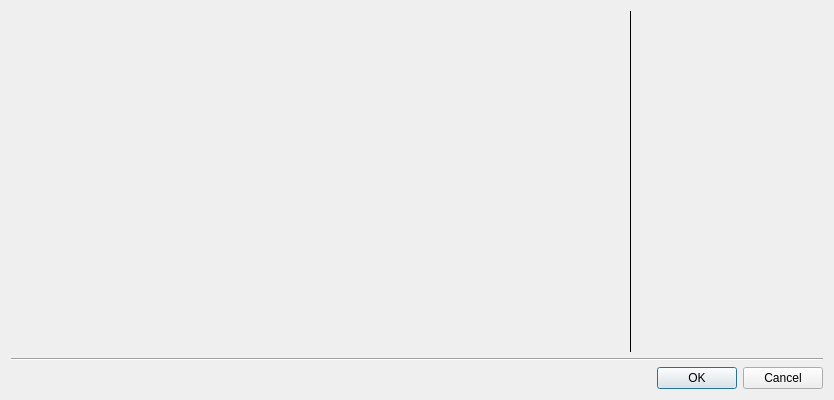
This is client/libclient/src/ui/dialogs/resource_selection_dialog.ui in networkoptix/nx_open as Qt 5 draws it before an edit. The edited form follows.
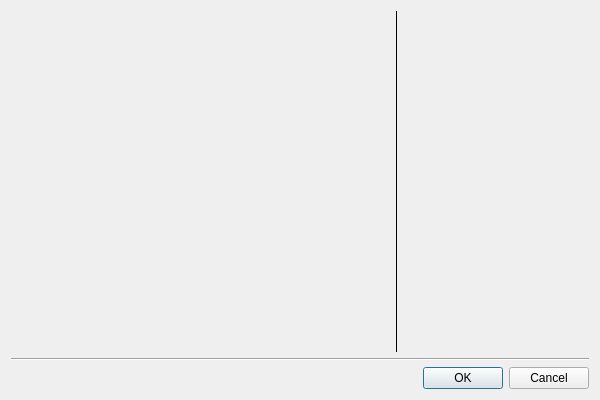
This is the edited form. Custom widgets are drawn as their Qt base class.

Commit message:
VMS-4841 - Select resources dialog improvements
<==== Mercurial data ====>
Branch: dev_3.0.0_gui

```diff
--- a/client/libclient/src/ui/dialogs/resource_selection_dialog.ui
+++ b/client/libclient/src/ui/dialogs/resource_selection_dialog.ui
@@ -6,7 +6,7 @@
    <rect>
     <x>0</x>
     <y>0</y>
-    <width>834</width>
+    <width>600</width>
     <height>400</height>
    </rect>
   </property>
@@ -51,7 +51,7 @@
           <number>0</number>
          </property>
          <property name="bottomMargin">
-          <number>16</number>
+          <number>0</number>
          </property>
          <item>
           <widget class="QnResourceTreeWidget" name="resourcesWidget" native="true"/>
```
The commit also changes 3 other files.
